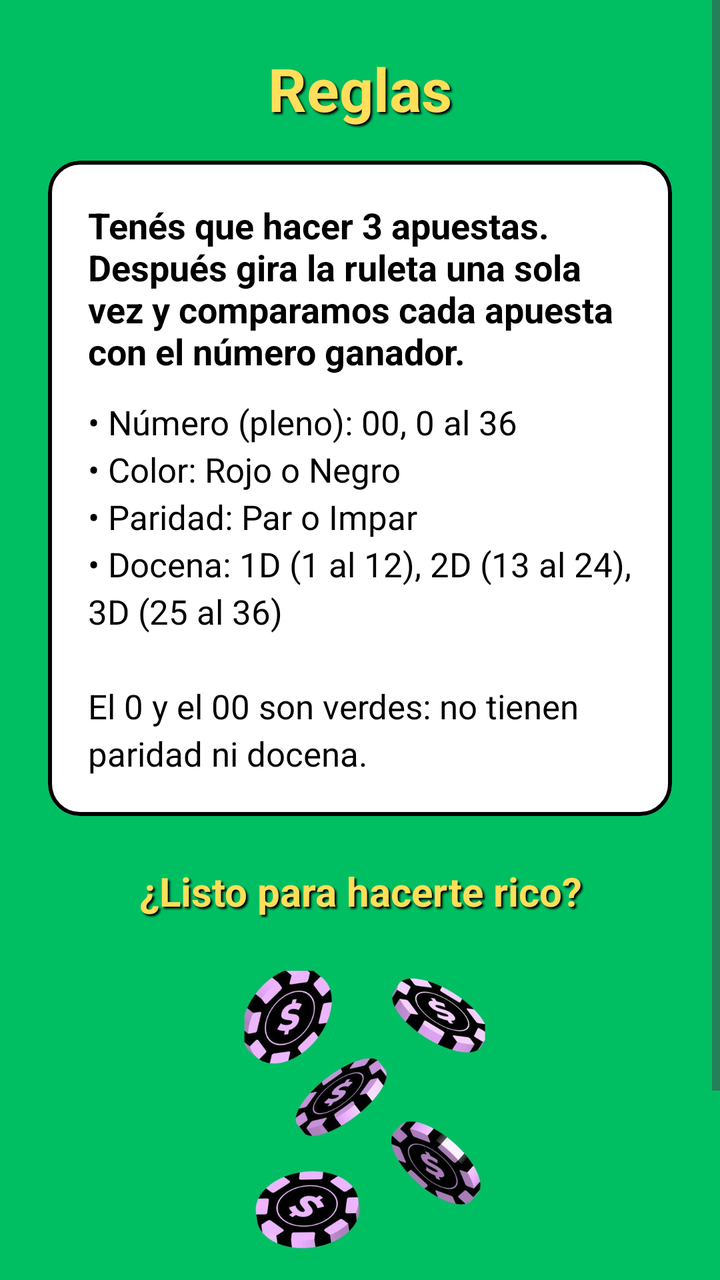
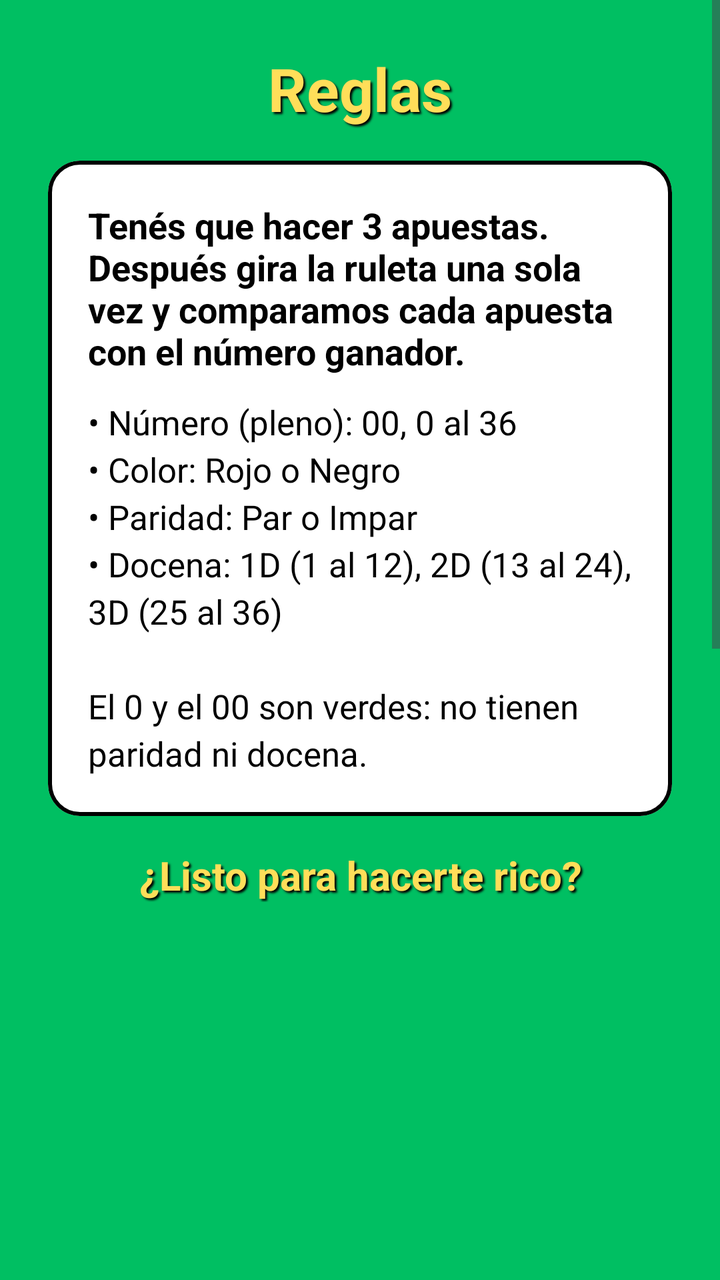

Two renders of the same Android screen: before a commit and after it. Below are the layout's source before the change and the commit's diff.
<!-- AndroidManifest.xml: application theme Theme.CasinoLudo -->
<!-- res/layout/activity_bienvenido.xml -->
<?xml version="1.0" encoding="utf-8"?>
<ScrollView xmlns:android="http://schemas.android.com/apk/res/android"
    xmlns:tools="http://schemas.android.com/tools"
    android:id="@+id/main"
    android:layout_width="match_parent"
    android:layout_height="match_parent"
    android:background="@color/verde_mesa"
    android:fillViewport="true"
    tools:context=".BienvenidoActivity">

    <LinearLayout
        android:layout_width="match_parent"
        android:layout_height="wrap_content"
        android:gravity="center_horizontal"
        android:orientation="vertical"
        android:padding="24dp">

        <TextView
            style="@style/TextoTitulo"
            android:layout_width="match_parent"
            android:layout_height="wrap_content"
            android:text="@string/titulo_reglas" />

        <com.google.android.material.card.MaterialCardView
            style="@style/Tarjeta"
            android:layout_width="match_parent"
            android:layout_height="wrap_content"
            android:layout_marginTop="16dp">

            <LinearLayout
                android:layout_width="match_parent"
                android:layout_height="wrap_content"
                android:orientation="vertical"
                android:padding="20dp">

                <TextView
                    android:layout_width="match_parent"
                    android:layout_height="wrap_content"
                    android:text="@string/reglas_intro"
                    android:textColor="@color/black"
                    android:textSize="18sp"
                    android:textStyle="bold" />

                <TextView
                    android:layout_width="match_parent"
                    android:layout_height="wrap_content"
                    android:layout_marginTop="12dp"
                    android:lineSpacingExtra="4dp"
                    android:text="@string/reglas_detalle"
                    android:textColor="@color/black"
                    android:textSize="17sp" />
            </LinearLayout>
        </com.google.android.material.card.MaterialCardView>

        <TextView
            style="@style/TextoSubtitulo"
            android:layout_width="match_parent"
            android:layout_height="wrap_content"
            android:layout_marginTop="24dp"
            android:text="@string/listo_rico" />

        <ImageView
            android:layout_width="180dp"
            android:layout_height="180dp"
            android:layout_marginTop="8dp"
            android:contentDescription="@string/desc_fichas"
            android:src="@drawable/img_fichas" />

        <com.google.android.material.button.MaterialButton
            android:id="@+id/btnEntrar"
            style="@style/BotonFicha"
            android:layout_width="match_parent"
            android:layout_height="wrap_content"
            android:layout_marginTop="16dp"
            android:text="@string/boton_entrar" />
    </LinearLayout>
</ScrollView>
<!-- resources referenced by this layout -->
<resources>
  <color name="black">#FF000000</color>
  <color name="verde_mesa">#FF00BF62</color>
  <!-- drawable img_fichas: jpg bitmap (drawable, 51664 bytes) -->
  <string name="boton_entrar">Entrar</string>
  <string name="desc_fichas">Fichas de casino</string>
  <string name="listo_rico">¿Listo para hacerte rico?</string>
  <string name="reglas_detalle">• Número (pleno): 00, 0 al 36\n• Color: Rojo o Negro\n• Paridad: Par o Impar\n• Docena: 1D (1 al 12), 2D (13 al 24), 3D (25 al 36)\n\nEl 0 y el 00 son verdes: no tienen paridad ni docena.</string>
  <string name="reglas_intro">Tenés que hacer 3 apuestas. Después gira la ruleta una sola vez y comparamos cada apuesta con el número ganador.</string>
  <string name="titulo_reglas">Reglas</string>
  <style name="BotonFicha" parent="Widget.Material3.Button">
          <item name="backgroundTint">@color/amarillo_ficha</item>
          <item name="android:textColor">@color/black</item>
          <item name="android:textSize">20sp</item>
          <item name="android:textStyle">bold</item>
          <item name="strokeColor">@color/black</item>
          <item name="strokeWidth">2dp</item>
          <item name="cornerRadius">10dp</item>
          <item name="android:minHeight">64dp</item>
      </style>
  <style name="Tarjeta" parent="Widget.Material3.CardView.Filled">
          <item name="cardBackgroundColor">@color/white</item>
          <item name="cardCornerRadius">16dp</item>
          <item name="strokeColor">@color/black</item>
          <item name="strokeWidth">2dp</item>
      </style>
  <style name="TextoSubtitulo" parent="TextoTitulo">
          <item name="android:textSize">20sp</item>
      </style>
  <style name="TextoTitulo">
          <item name="android:textColor">@color/amarillo_ficha</item>
          <item name="android:textSize">30sp</item>
          <item name="android:textStyle">bold</item>
          <item name="android:gravity">center</item>
          <item name="android:shadowColor">@color/black</item>
          <item name="android:shadowDx">3</item>
          <item name="android:shadowDy">3</item>
          <item name="android:shadowRadius">2</item>
      </style>
  <style name="Theme.CasinoLudo" parent="Base.Theme.CasinoLudo" />
  <color name="amarillo_ficha">#FFFFDE59</color>
  <color name="white">#FFFFFFFF</color>
  <style name="Base.Theme.CasinoLudo" parent="Theme.Material3.Light.NoActionBar">
          <item name="colorPrimary">@color/amarillo_ficha</item>
          <item name="colorOnPrimary">@color/black</item>
          <item name="colorSecondary">@color/verde_mesa</item>
          <item name="android:windowBackground">@color/verde_mesa</item>
      </style>
</resources>

<!-- the commit's change to res/layout/activity_bienvenido.xml (unified diff, before → after) -->
@@ -10,7 +10,7 @@
 
     <LinearLayout
         android:layout_width="match_parent"
-        android:layout_height="wrap_content"
+        android:layout_height="match_parent"
         android:gravity="center_horizontal"
         android:orientation="vertical"
         android:padding="24dp">
@@ -56,13 +56,16 @@
             style="@style/TextoSubtitulo"
             android:layout_width="match_parent"
             android:layout_height="wrap_content"
-            android:layout_marginTop="24dp"
+            android:layout_marginTop="16dp"
             android:text="@string/listo_rico" />
 
         <ImageView
-            android:layout_width="180dp"
-            android:layout_height="180dp"
+            android:layout_width="match_parent"
+            android:layout_height="0dp"
+            android:layout_weight="1"
+            android:minHeight="80dp"
             android:layout_marginTop="8dp"
+            android:scaleType="fitCenter"
             android:contentDescription="@string/desc_fichas"
             android:src="@drawable/img_fichas" />
 
